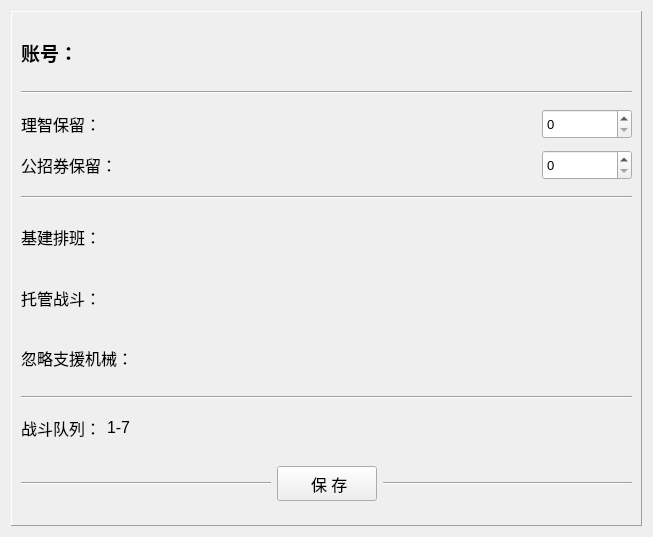
Chr0nixz/Closure, file resources/ui/UI_SettingChart.ui: the form before one commit.
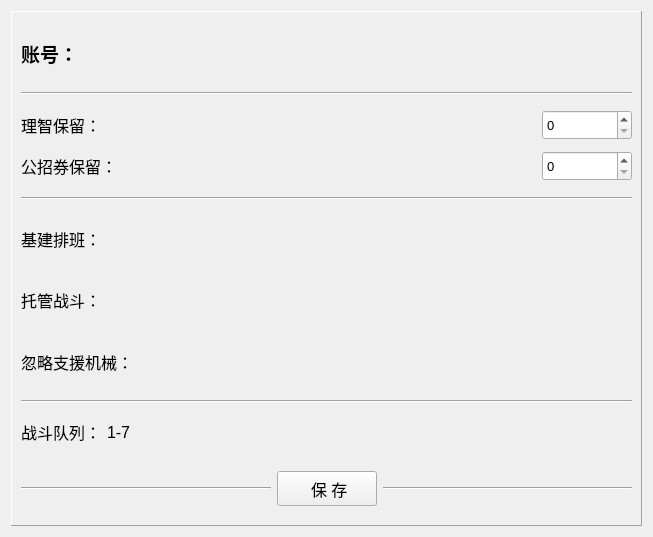
The form after the commit.

```diff
--- a/resources/ui/UI_SettingChart.ui
+++ b/resources/ui/UI_SettingChart.ui
@@ -459,7 +459,7 @@
         <property name="sizeHint" stdset="0">
          <size>
           <width>20</width>
-          <height>15</height>
+          <height>10</height>
          </size>
         </property>
        </spacer>
```
